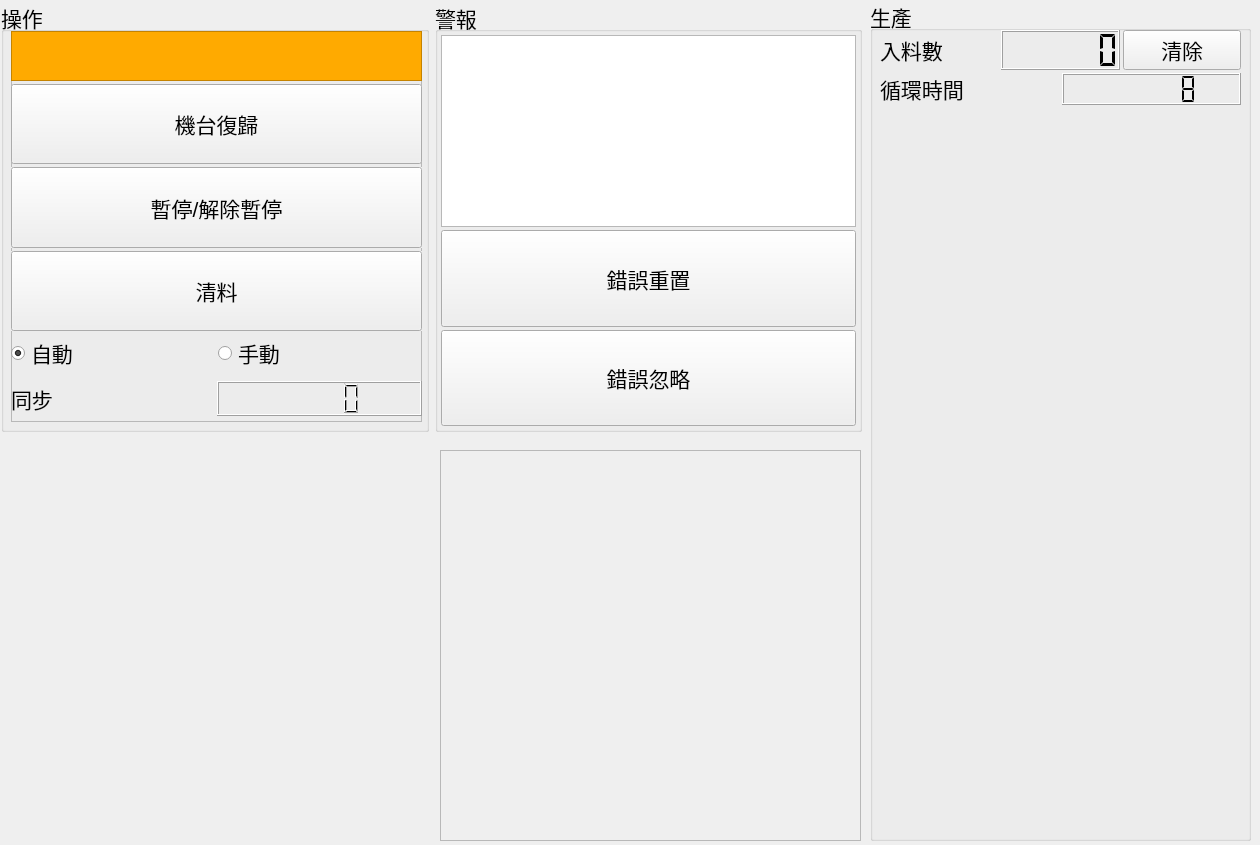
Before: the Qt Designer form bank-view/frontcontrolpanel.ui in smandyscom/front-base-widget, drawn with Qt 5.
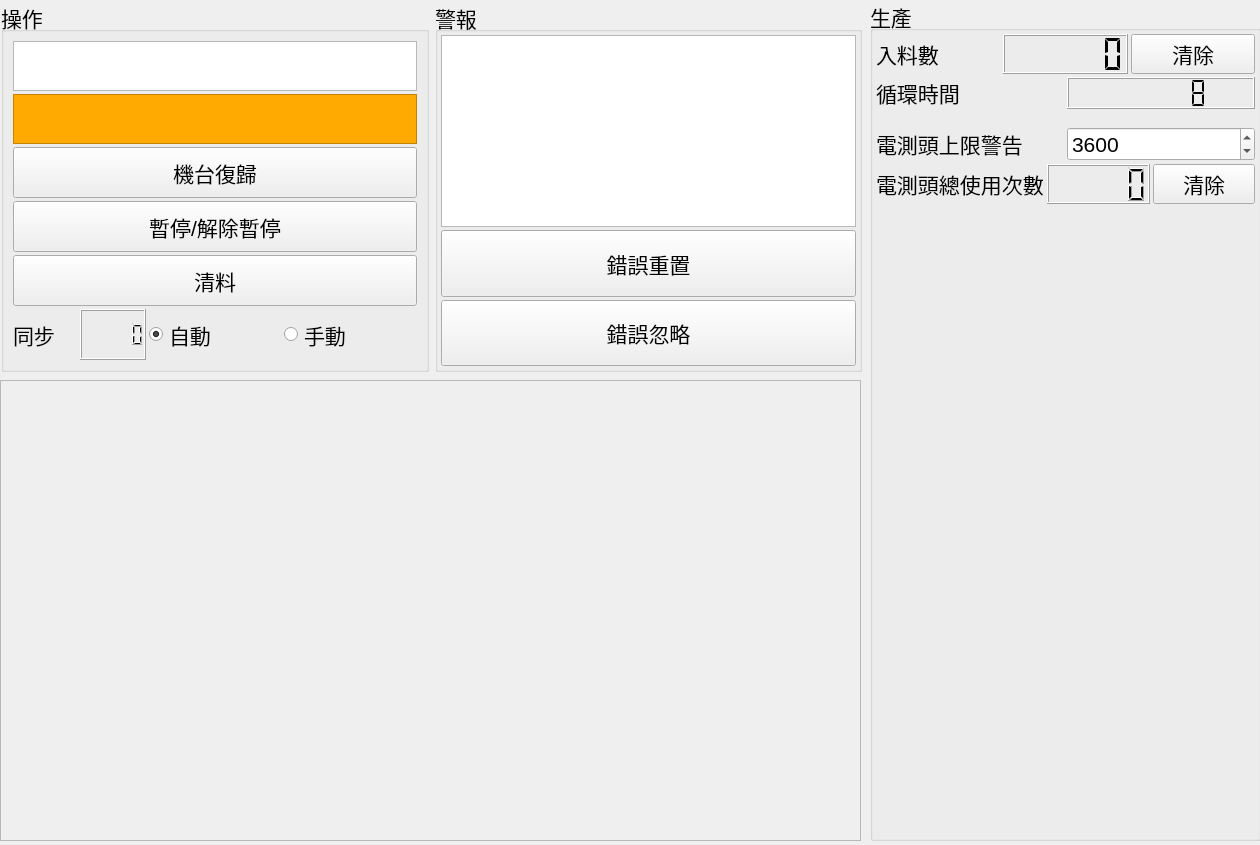
After: the same form once the commit is applied.

Diff of the .ui file:
```diff
--- a/bank-view/frontcontrolpanel.ui
+++ b/bank-view/frontcontrolpanel.ui
@@ -18,32 +18,17 @@
   <property name="windowTitle">
    <string>Form</string>
   </property>
-  <widget class="QWidget" name="gridLayoutWidget">
-   <property name="geometry">
-    <rect>
-     <x>0</x>
-     <y>450</y>
-     <width>431</width>
-     <height>391</height>
-    </rect>
-   </property>
-   <layout class="QGridLayout" name="gridLayoutMaterial">
-    <property name="spacing">
-     <number>1</number>
-    </property>
-   </layout>
-  </widget>
   <widget class="QGroupBox" name="groupBoxProduce">
    <property name="geometry">
     <rect>
      <x>870</x>
      <y>0</y>
-     <width>381</width>
+     <width>391</width>
      <height>841</height>
     </rect>
    </property>
    <property name="sizePolicy">
-    <sizepolicy hsizetype="Expanding" vsizetype="Expanding">
+    <sizepolicy hsizetype="Fixed" vsizetype="Fixed">
      <horstretch>0</horstretch>
      <verstretch>0</verstretch>
     </sizepolicy>
@@ -51,15 +36,20 @@
    <property name="title">
     <string>生產</string>
    </property>
-   <widget class="QWidget" name="layoutWidget">
-    <property name="geometry">
-     <rect>
-      <x>10</x>
-      <y>30</y>
-      <width>361</width>
-      <height>811</height>
-     </rect>
+   <layout class="QGridLayout" name="gridLayout">
+    <property name="leftMargin">
+     <number>3</number>
     </property>
+    <property name="topMargin">
+     <number>3</number>
+    </property>
+    <property name="rightMargin">
+     <number>3</number>
+    </property>
+    <property name="bottomMargin">
+     <number>3</number>
+    </property>
+    <item row="0" column="0">
     <layout class="QVBoxLayout" name="verticalLayoutStatus">
      <property name="spacing">
       <number>3</number>
@@ -68,16 +58,22 @@
       <enum>QLayout::SetMaximumSize</enum>
      </property>
      <item>
-      <layout class="QHBoxLayout" name="horizontalLayout_5">
-       <item>
+       <layout class="QGridLayout" name="gridLayout_4">
+        <item row="0" column="0">
         <widget class="QLabel" name="labelInletCount">
          <property name="text">
           <string>入料數</string>
          </property>
         </widget>
        </item>
-       <item>
+        <item row="0" column="1">
         <widget class="QLCDNumber" name="lcdNumberInletCount">
+          <property name="sizePolicy">
+           <sizepolicy hsizetype="Preferred" vsizetype="Preferred">
+            <horstretch>0</horstretch>
+            <verstretch>0</verstretch>
+           </sizepolicy>
+          </property>
          <property name="digitCount">
           <number>6</number>
          </property>
@@ -86,8 +82,14 @@
          </property>
         </widget>
        </item>
-       <item>
+        <item row="0" column="2">
         <widget class="QPushButton" name="pushButtonInletClear">
+          <property name="sizePolicy">
+           <sizepolicy hsizetype="Preferred" vsizetype="Preferred">
+            <horstretch>0</horstretch>
+            <verstretch>0</verstretch>
+           </sizepolicy>
+          </property>
          <property name="text">
           <string>清除</string>
          </property>
@@ -95,9 +97,6 @@
        </item>
       </layout>
      </item>
-     <item>
-      <layout class="QHBoxLayout" name="horizontalLayout_6"/>
-     </item>
      <item>
       <layout class="QHBoxLayout" name="horizontalLayout_7">
        <item>
@@ -110,7 +109,7 @@
        <item>
         <widget class="QLCDNumber" name="lcdNumberCycleTime">
          <property name="sizePolicy">
-          <sizepolicy hsizetype="Minimum" vsizetype="Preferred">
+           <sizepolicy hsizetype="Preferred" vsizetype="Preferred">
            <horstretch>0</horstretch>
            <verstretch>0</verstretch>
           </sizepolicy>
@@ -131,6 +130,95 @@
        </item>
       </layout>
      </item>
+      <item>
+       <spacer name="verticalSpacer">
+        <property name="orientation">
+         <enum>Qt::Vertical</enum>
+        </property>
+        <property name="sizeType">
+         <enum>QSizePolicy::Fixed</enum>
+        </property>
+        <property name="sizeHint" stdset="0">
+         <size>
+          <width>20</width>
+          <height>15</height>
+         </size>
+        </property>
+       </spacer>
+      </item>
+      <item>
+       <layout class="QHBoxLayout" name="horizontalLayout_2">
+        <item>
+         <widget class="QLabel" name="label">
+          <property name="text">
+           <string>電測頭上限警告</string>
+          </property>
+         </widget>
+        </item>
+        <item>
+         <widget class="QSpinBox" name="spinBoxETUsageAlarm">
+          <property name="sizePolicy">
+           <sizepolicy hsizetype="Preferred" vsizetype="Preferred">
+            <horstretch>0</horstretch>
+            <verstretch>0</verstretch>
+           </sizepolicy>
+          </property>
+          <property name="maximum">
+           <number>10000</number>
+          </property>
+          <property name="singleStep">
+           <number>100</number>
+          </property>
+          <property name="value">
+           <number>3600</number>
+          </property>
+         </widget>
+        </item>
+       </layout>
+      </item>
+      <item>
+       <layout class="QHBoxLayout" name="horizontalLayout_3">
+        <item>
+         <widget class="QLabel" name="label_2">
+          <property name="text">
+           <string>電測頭總使用次數</string>
+          </property>
+         </widget>
+        </item>
+        <item>
+         <widget class="QLCDNumber" name="lcdNumberETUsageCounter"/>
+        </item>
+        <item>
+         <widget class="QPushButton" name="pushButtonETUsageClear">
+          <property name="sizePolicy">
+           <sizepolicy hsizetype="Preferred" vsizetype="Preferred">
+            <horstretch>0</horstretch>
+            <verstretch>0</verstretch>
+           </sizepolicy>
+          </property>
+          <property name="text">
+           <string>清除</string>
+          </property>
+         </widget>
+        </item>
+       </layout>
+      </item>
+      <item>
+       <spacer name="verticalSpacer_2">
+        <property name="orientation">
+         <enum>Qt::Vertical</enum>
+        </property>
+        <property name="sizeType">
+         <enum>QSizePolicy::Fixed</enum>
+        </property>
+        <property name="sizeHint" stdset="0">
+         <size>
+          <width>20</width>
+          <height>15</height>
+         </size>
+        </property>
+       </spacer>
+      </item>
      <item>
       <widget class="QWidget" name="widgetSafetyIO" native="true">
        <property name="sizePolicy">
@@ -142,7 +230,8 @@
       </widget>
      </item>
     </layout>
-   </widget>
+    </item>
+   </layout>
   </widget>
   <widget class="QWidget" name="layoutWidget">
    <property name="geometry">
@@ -150,14 +239,14 @@
      <x>1</x>
      <y>1</y>
      <width>861</width>
-     <height>431</height>
+     <height>371</height>
     </rect>
    </property>
    <layout class="QHBoxLayout" name="horizontalLayoutControl">
     <item>
      <widget class="QGroupBox" name="groupBoxControl">
       <property name="sizePolicy">
-       <sizepolicy hsizetype="Expanding" vsizetype="Expanding">
+       <sizepolicy hsizetype="Preferred" vsizetype="Preferred">
         <horstretch>0</horstretch>
         <verstretch>0</verstretch>
        </sizepolicy>
@@ -165,36 +254,8 @@
       <property name="title">
        <string>操作</string>
       </property>
-      <widget class="QFrame" name="frameAuto">
-       <property name="geometry">
-        <rect>
-         <x>10</x>
-         <y>30</y>
-         <width>411</width>
-         <height>391</height>
-        </rect>
-       </property>
-       <property name="sizePolicy">
-        <sizepolicy hsizetype="Expanding" vsizetype="Expanding">
-         <horstretch>0</horstretch>
-         <verstretch>0</verstretch>
-        </sizepolicy>
-       </property>
-       <property name="frameShape">
-        <enum>QFrame::StyledPanel</enum>
-       </property>
-       <property name="frameShadow">
-        <enum>QFrame::Raised</enum>
-       </property>
-       <widget class="QWidget" name="layoutWidget">
-        <property name="geometry">
-         <rect>
-          <x>0</x>
-          <y>0</y>
-          <width>411</width>
-          <height>341</height>
-         </rect>
-        </property>
+      <layout class="QGridLayout" name="gridLayout_3">
+       <item row="0" column="0">
         <layout class="QVBoxLayout" name="verticalLayout_3">
          <property name="spacing">
           <number>3</number>
@@ -202,6 +263,22 @@
          <property name="sizeConstraint">
           <enum>QLayout::SetDefaultConstraint</enum>
          </property>
+         <item>
+          <widget class="QTextBrowser" name="textBrowserNetwork">
+           <property name="sizePolicy">
+            <sizepolicy hsizetype="Preferred" vsizetype="Preferred">
+             <horstretch>0</horstretch>
+             <verstretch>0</verstretch>
+            </sizepolicy>
+           </property>
+           <property name="maximumSize">
+            <size>
+             <width>16777215</width>
+             <height>50</height>
+            </size>
+           </property>
+          </widget>
+         </item>
          <item>
           <widget class="QTextBrowser" name="textBrowserInitializing">
            <property name="sizePolicy">
@@ -224,7 +301,7 @@
          <item>
           <widget class="QPushButton" name="pushButtonInitialize">
            <property name="sizePolicy">
-            <sizepolicy hsizetype="Expanding" vsizetype="Expanding">
+            <sizepolicy hsizetype="Preferred" vsizetype="Preferred">
              <horstretch>0</horstretch>
              <verstretch>0</verstretch>
             </sizepolicy>
@@ -237,7 +314,7 @@
          <item>
           <widget class="QPushButton" name="pushButtonPause">
            <property name="sizePolicy">
-            <sizepolicy hsizetype="Expanding" vsizetype="Expanding">
+            <sizepolicy hsizetype="Preferred" vsizetype="Preferred">
              <horstretch>0</horstretch>
              <verstretch>0</verstretch>
             </sizepolicy>
@@ -253,7 +330,7 @@
          <item>
           <widget class="QPushButton" name="pushButtonClear">
            <property name="sizePolicy">
-            <sizepolicy hsizetype="Expanding" vsizetype="Expanding">
+            <sizepolicy hsizetype="Preferred" vsizetype="Preferred">
              <horstretch>0</horstretch>
              <verstretch>0</verstretch>
             </sizepolicy>
@@ -271,8 +348,44 @@
            <property name="spacing">
             <number>3</number>
            </property>
+           <item>
+            <layout class="QHBoxLayout" name="horizontalLayoutSync">
+             <property name="spacing">
+              <number>0</number>
+             </property>
+             <item>
+              <widget class="QLabel" name="labelSync">
+               <property name="sizePolicy">
+                <sizepolicy hsizetype="Preferred" vsizetype="Preferred">
+                 <horstretch>0</horstretch>
+                 <verstretch>0</verstretch>
+                </sizepolicy>
+               </property>
+               <property name="text">
+                <string>同步</string>
+               </property>
+              </widget>
+             </item>
+             <item>
+              <widget class="QLCDNumber" name="lcdNumberSyncCounter">
+               <property name="sizePolicy">
+                <sizepolicy hsizetype="Preferred" vsizetype="Preferred">
+                 <horstretch>0</horstretch>
+                 <verstretch>0</verstretch>
+                </sizepolicy>
+               </property>
+              </widget>
+             </item>
+            </layout>
+           </item>
            <item>
             <widget class="QRadioButton" name="radioButtonAuto">
+             <property name="sizePolicy">
+              <sizepolicy hsizetype="Preferred" vsizetype="Preferred">
+               <horstretch>0</horstretch>
+               <verstretch>0</verstretch>
+              </sizepolicy>
+             </property>
              <property name="text">
               <string>自動</string>
              </property>
@@ -283,6 +396,12 @@
            </item>
            <item>
             <widget class="QRadioButton" name="radioButtonManual">
+             <property name="sizePolicy">
+              <sizepolicy hsizetype="Preferred" vsizetype="Preferred">
+               <horstretch>0</horstretch>
+               <verstretch>0</verstretch>
+              </sizepolicy>
+             </property>
              <property name="text">
               <string>手動</string>
              </property>
@@ -291,33 +410,8 @@
           </layout>
          </item>
         </layout>
-       </widget>
-       <widget class="QWidget" name="layoutWidget">
-        <property name="geometry">
-         <rect>
-          <x>0</x>
-          <y>350</y>
-          <width>411</width>
-          <height>35</height>
-         </rect>
-        </property>
-        <layout class="QHBoxLayout" name="horizontalLayout">
-         <property name="spacing">
-          <number>0</number>
-         </property>
-         <item>
-          <widget class="QLabel" name="labelSync">
-           <property name="text">
-            <string>同步</string>
-           </property>
-          </widget>
-         </item>
-         <item>
-          <widget class="QLCDNumber" name="lcdNumberSyncCounter"/>
-         </item>
-        </layout>
-       </widget>
-      </widget>
+       </item>
+      </layout>
      </widget>
     </item>
     <item>
@@ -331,10 +425,7 @@
       <property name="title">
        <string>警報</string>
       </property>
-      <layout class="QVBoxLayout" name="verticalLayout_2">
-       <property name="spacing">
-        <number>3</number>
-       </property>
+      <layout class="QGridLayout" name="gridLayout_2">
        <property name="leftMargin">
         <number>3</number>
        </property>
@@ -347,7 +438,7 @@
        <property name="bottomMargin">
         <number>3</number>
        </property>
-       <item>
+       <item row="0" column="0">
         <layout class="QVBoxLayout" name="verticalLayout">
          <property name="spacing">
           <number>3</number>
@@ -355,14 +446,21 @@
          <item>
           <layout class="QHBoxLayout" name="horizontalLayoutDescription">
            <item>
-            <widget class="QTextBrowser" name="textBrowserErrorDescription"/>
+            <widget class="QTextBrowser" name="textBrowserErrorDescription">
+             <property name="sizePolicy">
+              <sizepolicy hsizetype="Preferred" vsizetype="Preferred">
+               <horstretch>0</horstretch>
+               <verstretch>0</verstretch>
+              </sizepolicy>
+             </property>
+            </widget>
            </item>
           </layout>
          </item>
          <item>
           <widget class="QPushButton" name="pushButtonErrorReset">
            <property name="sizePolicy">
-            <sizepolicy hsizetype="Minimum" vsizetype="Expanding">
+            <sizepolicy hsizetype="Preferred" vsizetype="Preferred">
              <horstretch>0</horstretch>
              <verstretch>0</verstretch>
             </sizepolicy>
@@ -375,7 +473,7 @@
          <item>
           <widget class="QPushButton" name="pushButtonErrorIgnore">
            <property name="sizePolicy">
-            <sizepolicy hsizetype="Minimum" vsizetype="Expanding">
+            <sizepolicy hsizetype="Preferred" vsizetype="Preferred">
              <horstretch>0</horstretch>
              <verstretch>0</verstretch>
             </sizepolicy>
@@ -392,21 +490,34 @@
     </item>
    </layout>
   </widget>
+  <widget class="QWidget" name="">
+   <property name="geometry">
+    <rect>
+     <x>0</x>
+     <y>380</y>
+     <width>861</width>
+     <height>461</height>
+    </rect>
+   </property>
+   <layout class="QHBoxLayout" name="horizontalLayout">
+    <item>
+     <layout class="QGridLayout" name="gridLayoutMaterial">
+      <property name="spacing">
+       <number>1</number>
+      </property>
+     </layout>
+    </item>
+    <item>
   <widget class="QFrame" name="frameWorking">
-   <property name="geometry">
-    <rect>
-     <x>440</x>
-     <y>450</y>
-     <width>421</width>
-     <height>391</height>
-    </rect>
-   </property>
    <property name="frameShape">
     <enum>QFrame::StyledPanel</enum>
    </property>
    <property name="frameShadow">
     <enum>QFrame::Raised</enum>
    </property>
+     </widget>
+    </item>
+   </layout>
   </widget>
  </widget>
  <resources/>
```
Lines whose indentation alone changed are shown as unchanged.
